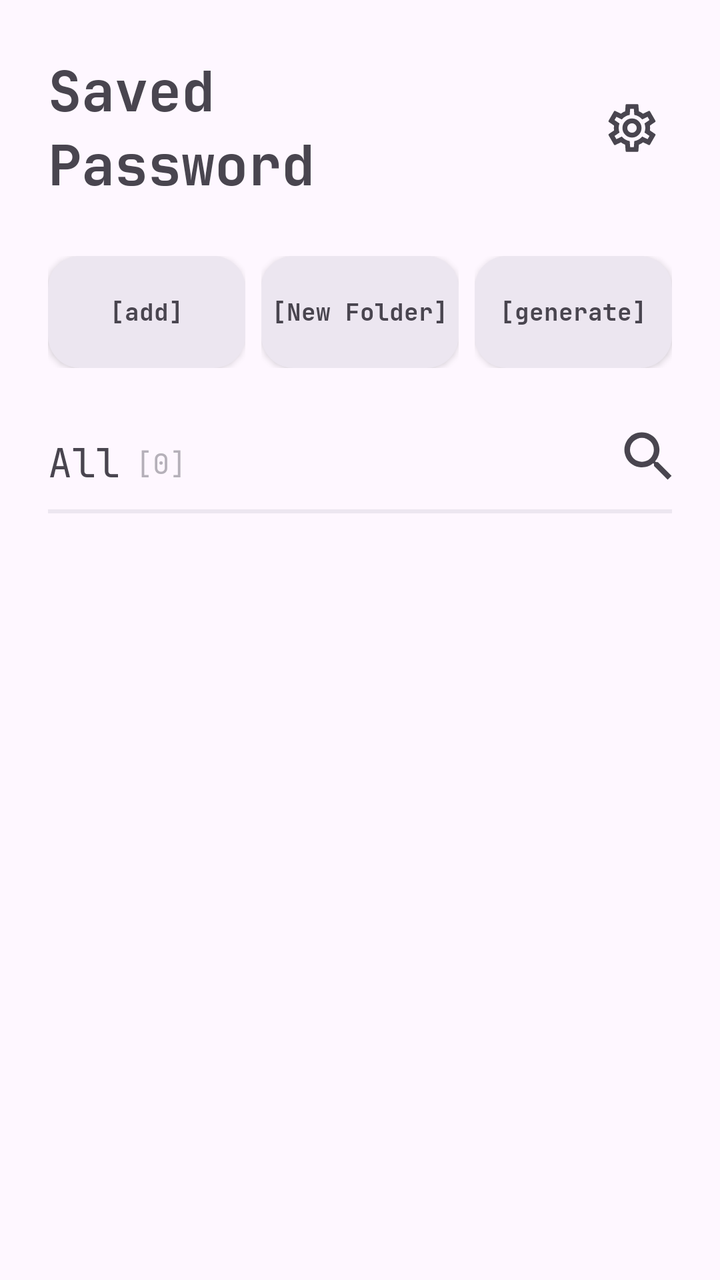
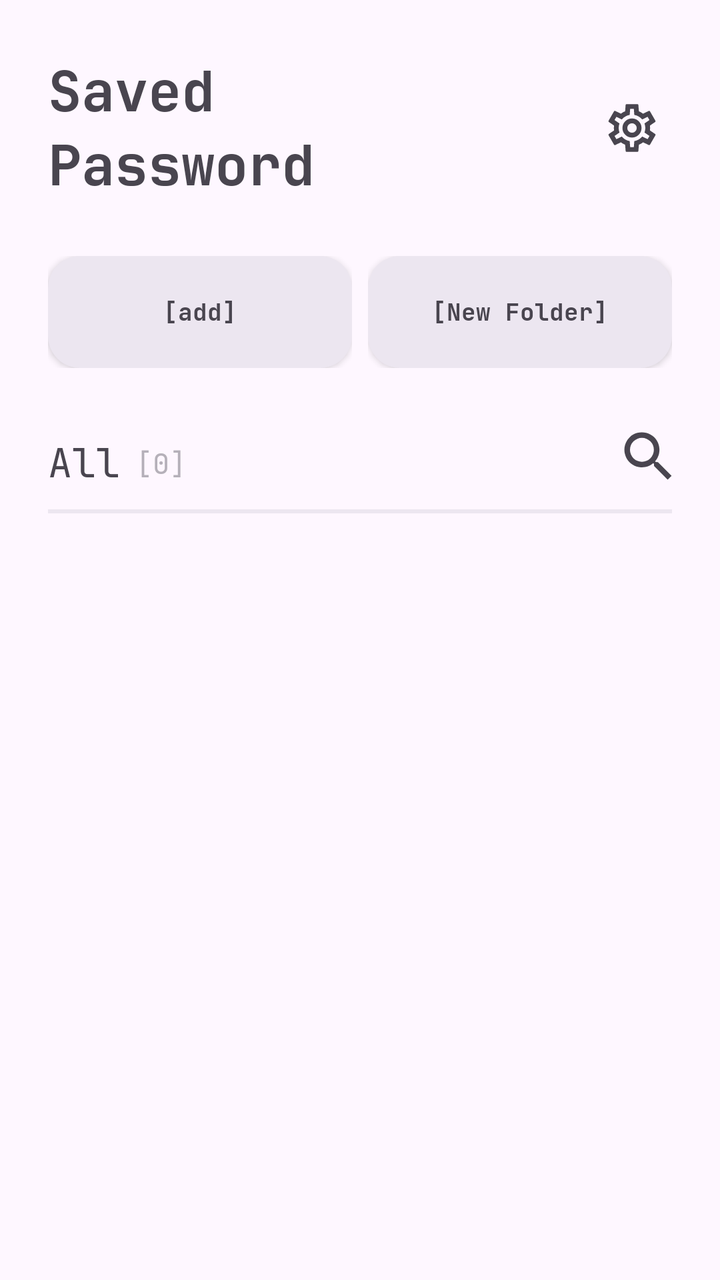

An Android layout rendered at two revisions. The XML below is the earlier revision; the diff shows what the commit changed to produce the second picture.
<!-- AndroidManifest.xml: application theme Theme.AppCompat.Light.NoActionBar -->
<!-- res/layout/fragment_main_view.xml -->
<?xml version="1.0" encoding="utf-8"?>
<androidx.constraintlayout.widget.ConstraintLayout xmlns:android="http://schemas.android.com/apk/res/android"
    xmlns:app="http://schemas.android.com/apk/res-auto"
    xmlns:tools="http://schemas.android.com/tools"
    android:layout_width="match_parent"
    android:layout_height="match_parent"
    android:background="@color/background_primary"
    tools:context=".view.activities.MainViewActivity">

    
    <LinearLayout
        android:id="@+id/topBar"
        android:layout_width="match_parent"
        android:layout_height="wrap_content"
        android:orientation="horizontal"
        android:paddingHorizontal="24dp"
        android:paddingTop="24dp"
        app:layout_constraintTop_toTopOf="parent">

        <TextView
            android:id="@+id/textView_Create"
            android:layout_width="0dp"
            android:layout_height="wrap_content"
            android:layout_weight="1"
            android:fontFamily="@font/jetbrainsmonobold"
            android:text="@string/main_saved_password"
            android:textColor="@color/text_primary"
            android:textSize="28sp" />

        <ImageButton
            android:id="@+id/button_Settings"
            android:layout_width="40dp"
            android:layout_height="40dp"
            android:background="?attr/selectableItemBackgroundBorderless"
            android:padding="8dp"
            android:scaleType="fitCenter"
            android:src="@drawable/btn_settings"
            android:layout_gravity="center_vertical" />
    </LinearLayout>

    
    <LinearLayout
        android:id="@+id/actionButtonsContainer"
        android:layout_width="match_parent"
        android:layout_height="wrap_content"
        android:orientation="horizontal"
        android:paddingHorizontal="20dp"
        android:paddingTop="24dp"
        android:weightSum="3"
        app:layout_constraintTop_toBottomOf="@+id/topBar">

        
        <FrameLayout
            android:layout_width="0dp"
            android:layout_height="56dp"
            android:layout_weight="1"
            android:layout_marginHorizontal="4dp">
            
                <TextView
                    android:id="@+id/button_Add"
                    android:layout_width="match_parent"
                    android:layout_height="match_parent"
                    android:background="@drawable/bg_rounded_input"
                    android:backgroundTint="@color/background_secondary"
                    android:gravity="center"
                    android:fontFamily="@font/jetbrainsmonobold"
                    android:text="@string/main__btn_add"
                    android:textColor="@color/text_primary"
                    android:textSize="12sp"
                    android:maxLines="1"
                    android:ellipsize="end"
                    android:paddingHorizontal="4dp"
                    android:elevation="2dp" />
        </FrameLayout>

        
        <FrameLayout
            android:layout_width="0dp"
            android:layout_height="56dp"
            android:layout_weight="1"
            android:layout_marginHorizontal="4dp">
            
                <TextView
                    android:id="@+id/button_Add_Folder"
                    android:layout_width="match_parent"
                    android:layout_height="match_parent"
                    android:background="@drawable/bg_rounded_input"
                    android:backgroundTint="@color/background_secondary"
                    android:gravity="center"
                    android:fontFamily="@font/jetbrainsmonobold"
                    android:text="[New Folder]"
                    android:textColor="@color/text_primary"
                    android:textSize="12sp"
                    android:maxLines="1"
                    android:ellipsize="end"
                    android:paddingHorizontal="4dp"
                    android:elevation="2dp" />
        </FrameLayout>

        
        <FrameLayout
            android:layout_width="0dp"
            android:layout_height="56dp"
            android:layout_weight="1"
            android:layout_marginHorizontal="4dp">
            
                <TextView
                    android:id="@+id/button_Generate"
                    android:layout_width="match_parent"
                    android:layout_height="match_parent"
                    android:background="@drawable/bg_rounded_input"
                    android:backgroundTint="@color/background_secondary"
                    android:gravity="center"
                    android:fontFamily="@font/jetbrainsmonobold"
                    android:text="@string/main_btn_generate"
                    android:textColor="@color/text_primary"
                    android:textSize="12sp"
                    android:maxLines="1"
                    android:ellipsize="end"
                    android:paddingHorizontal="4dp"
                    android:elevation="2dp" />
        </FrameLayout>
    </LinearLayout>

    
    <LinearLayout
        android:id="@+id/subHeader"
        android:layout_width="match_parent"
        android:layout_height="wrap_content"
        android:orientation="horizontal"
        android:paddingHorizontal="24dp"
        android:paddingTop="32dp"
        app:layout_constraintTop_toBottomOf="@+id/actionButtonsContainer">

        <TextView
            android:id="@+id/textView_All"
            android:layout_width="wrap_content"
            android:layout_height="wrap_content"
            android:fontFamily="@font/jetbrainsmonoregular"
            android:text="@string/main_all"
            android:textColor="@color/text_primary"
            android:textSize="20sp" />

        <TextView
            android:id="@+id/textView_count"
            android:layout_width="wrap_content"
            android:layout_height="wrap_content"
            android:layout_marginStart="8dp"
            android:fontFamily="@font/jetbrainsmonoregular"
            android:text="[0]"
            android:layout_gravity="bottom"
            android:layout_marginBottom="2dp"
            android:textColor="@color/text_secondary"
            android:textSize="14sp" />

        <View
            android:layout_width="0dp"
            android:layout_height="0dp"
            android:layout_weight="1" />

        <ImageButton
            android:id="@+id/button_cancel"
            android:layout_width="24dp"
            android:layout_height="24dp"
            android:layout_marginEnd="16dp"
            android:background="?attr/selectableItemBackgroundBorderless"
            android:scaleType="fitCenter"
            android:src="@drawable/button_cancel"
            android:visibility="gone"
            app:tint="@color/text_secondary"/>

        <ImageButton
            android:id="@+id/button_Search"
            android:layout_width="24dp"
            android:layout_height="24dp"
            android:background="?attr/selectableItemBackgroundBorderless"
            android:scaleType="fitCenter"
            android:src="@drawable/button_search" />
    </LinearLayout>

    <ImageView
        android:id="@+id/searator"
        android:layout_width="match_parent"
        android:layout_height="2dp"
        android:layout_marginHorizontal="24dp"
        android:layout_marginTop="8dp"
        android:src="@color/background_secondary"
        app:layout_constraintTop_toBottomOf="@+id/subHeader" />

    
    <androidx.recyclerview.widget.RecyclerView
        android:id="@+id/recyclerView"
        android:layout_width="match_parent"
        android:layout_height="0dp"
        android:paddingTop="8dp"
        android:clipToPadding="false"
        app:layout_constraintBottom_toBottomOf="parent"
        app:layout_constraintTop_toBottomOf="@+id/searator" />

    
    <ImageView
        android:id="@+id/empty_imageview"
        android:layout_width="120dp"
        android:layout_height="107dp"
        android:alpha="0.2"
        android:visibility="gone"
        app:layout_constraintBottom_toBottomOf="parent"
        app:layout_constraintEnd_toEndOf="parent"
        app:layout_constraintStart_toStartOf="parent"
        app:layout_constraintTop_toTopOf="@+id/recyclerView"
        app:layout_constraintVertical_bias="0.4"
        app:srcCompat="@drawable/icon_empty" />

    <TextView
        android:id="@+id/no_data"
        android:layout_width="wrap_content"
        android:layout_height="wrap_content"
        android:layout_marginTop="16dp"
        android:alpha="0.4"
        android:fontFamily="@font/jetbrainsmonoregular"
        android:text="@string/main_no_data"
        android:textColor="@color/text_primary"
        android:visibility="gone"
        app:layout_constraintEnd_toEndOf="@+id/empty_imageview"
        app:layout_constraintStart_toStartOf="@+id/empty_imageview"
        app:layout_constraintTop_toBottomOf="@+id/empty_imageview" />

</androidx.constraintlayout.widget.ConstraintLayout>
<!-- resources referenced by this layout -->
<resources>
  <color name="background_primary">#FEF7FF</color>
  <color name="background_secondary">#ECE6F0</color>
  <color name="text_primary">#49454F</color>
  <color name="text_secondary">#B5B0B9</color>
  <!-- drawable bg_rounded_input (drawable) -->
  <?xml version="1.0" encoding="utf-8"?>
  <shape xmlns:android="http://schemas.android.com/apk/res/android" android:shape="rectangle">
      <solid android:color="@color/background_secondary"/>
      <corners android:radius="16dp"/>
      <padding android:left="16dp" android:right="16dp" android:top="16dp" android:bottom="16dp"/>
  </shape>
  <!-- drawable btn_settings: vector/xml drawable (drawable, 2386 chars, omitted) -->
  <!-- drawable button_cancel (drawable) -->
  <vector xmlns:android="http://schemas.android.com/apk/res/android"
      android:width="197.01dp"
      android:height="197.01dp"
      android:viewportWidth="197.01"
      android:viewportHeight="197.01">
    <path
        android:pathData="M197.01,18.54l-18.54,-18.54l-79.96,79.97l-79.97,-79.97l-18.54,18.54l79.97,79.97l-79.97,79.96l18.54,18.54l79.97,-79.96l79.96,79.96l18.54,-18.54l-79.96,-79.96l79.96,-79.97z"
        android:fillColor="@color/text_primary"/>
  </vector>
  <!-- drawable button_search (drawable) -->
  <vector xmlns:android="http://schemas.android.com/apk/res/android"
      android:width="222.11dp"
      android:height="222.11dp"
      android:viewportWidth="222.11"
      android:viewportHeight="222.11">
    <path
        android:pathData="M157.14,139.49l-10,-0.32 -3.31,-3.31a81.1,81.1 0,1 0,-8.52 8.36h0l3.4,3.4 0.31,10 63,63 4.87,-4.85 8.43,-8.45 4.86,-4.86ZM43.88,121.49a55.27,55.27 0,1 1,78.16 0A55.29,55.29 0,0 1,43.88 121.54Z"
        android:fillColor="@color/text_primary"/>
  </vector>
  <!-- drawable icon_empty (drawable) -->
  <vector xmlns:android="http://schemas.android.com/apk/res/android"
      android:width="392.23dp"
      android:height="329.81dp"
      android:viewportWidth="392.23"
      android:viewportHeight="329.81">
    <path
        android:fillColor="@color/text_primary"
        android:pathData="M387.78,173.15L387.78,282.47a7.27,7.27 0,0 0,-0.57 1.36c-5,25.56 -23.47,40.75 -49.57,40.75q-141.48,0 -283,0A56.87,56.87 0,0 1,45 324C20.8,319.8 4.5,300.31 4.48,275.7c0,-32.2 -0.09,-64.39 0.1,-96.59A27.93,27.93 0,0 1,7.05 168Q37.62,101.21 68.56,34.6C77.58,15.14 93,5.26 114.48,5.25q81.6,-0.06 163.2,0c21.68,0 37.05,10 46.16,29.6C335.5,59.92 347,85.06 358.62,110.17Q373.17,141.67 387.78,173.15ZM348.53,164.91c-0.58,-1.41 -0.87,-2.22 -1.22,-3q-26.31,-57 -52.59,-114.06C291.23,40.26 285.42,37 277.2,37q-81,0.1 -162.08,0c-8.59,0 -14.28,3.58 -17.89,11.46Q71.41,104.9 45.3,161.19c-0.51,1.09 -0.94,2.22 -1.57,3.72 10.93,0 21.39,0 31.86,0 13.7,0.05 23.76,7.47 27.79,20.67 5.5,18 11,36 16.23,54 1.09,3.74 2.94,5.27 6.86,5.26q69.63,-0.12 139.25,0c3.89,0 5.8,-1.43 6.9,-5.2 5.23,-17.94 10.66,-35.82 16.11,-53.7 4.21,-13.82 14.11,-21.06 28.62,-21.08Z"/>
  </vector>
  <string name="main__btn_add">[add]</string>
  <string name="main_all">All</string>
  <string name="main_btn_generate">[generate]</string>
  <string name="main_no_data">[No data]</string>
  <string name="main_saved_password">Saved\nPassword</string>
</resources>

<!-- the commit's change to res/layout/fragment_main_view.xml (unified diff, before → after) -->
@@ -46,7 +46,7 @@
         android:orientation="horizontal"
         android:paddingHorizontal="20dp"
         android:paddingTop="24dp"
-        android:weightSum="3"
+        android:weightSum="2"
         app:layout_constraintTop_toBottomOf="@+id/topBar">
 
         
@@ -96,30 +96,6 @@
                     android:paddingHorizontal="4dp"
                     android:elevation="2dp" />
         </FrameLayout>
-
-        
-        <FrameLayout
-            android:layout_width="0dp"
-            android:layout_height="56dp"
-            android:layout_weight="1"
-            android:layout_marginHorizontal="4dp">
-            
-                <TextView
-                    android:id="@+id/button_Generate"
-                    android:layout_width="match_parent"
-                    android:layout_height="match_parent"
-                    android:background="@drawable/bg_rounded_input"
-                    android:backgroundTint="@color/background_secondary"
-                    android:gravity="center"
-                    android:fontFamily="@font/jetbrainsmonobold"
-                    android:text="@string/main_btn_generate"
-                    android:textColor="@color/text_primary"
-                    android:textSize="12sp"
-                    android:maxLines="1"
-                    android:ellipsize="end"
-                    android:paddingHorizontal="4dp"
-                    android:elevation="2dp" />
-        </FrameLayout>
     </LinearLayout>
 
     
<!-- resource entries referenced after the edit -->
@@ -44,7 +44,6 @@
   </vector>
   <string name="main__btn_add">[add]</string>
   <string name="main_all">All</string>
-  <string name="main_btn_generate">[generate]</string>
   <string name="main_no_data">[No data]</string>
   <string name="main_saved_password">Saved\nPassword</string>
 </resources>
